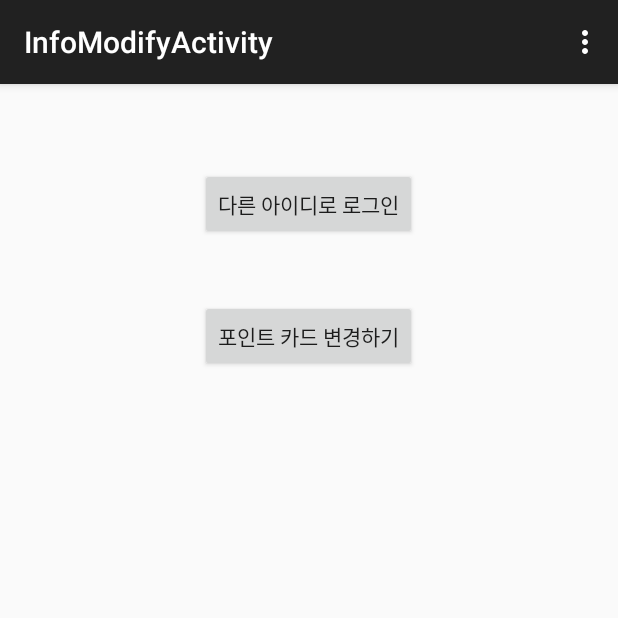
After one commit to Benjamin0326/appology, an Android app: the InfoModifyActivity screen opened directly, with no data from a screen before it, on a phone screen of 412 x 824 dp, the top half of it. The commit adds this screen. Run offline under Robolectric (Android 15) with nearby library versions, the phone set to English and light mode, and no system bars.

Commit message:
개인 정보 수정 엑티비티 구현 (로그아웃) (카드정보수정은 아직 안함)

```diff
--- /dev/null
+++ b/app/src/main/java/com/appology/mannercash/mannercash/InfoModifyActivity.java
@@ -0,0 +1,81 @@
+package com.appology.mannercash.mannercash;
+
+import android.content.Intent;
+import android.content.SharedPreferences;
+import android.support.v7.app.ActionBarActivity;
+import android.os.Bundle;
+import android.view.Menu;
+import android.view.MenuItem;
+import android.view.View;
+import android.widget.Button;
+
+
+public class InfoModifyActivity extends ActionBarActivity {
+
+    Button logOut;
+    Button changeCard;
+
+    Intent intent;
+
+    MainActivity mainActivityClass;
+
+    @Override
+    protected void onCreate(Bundle savedInstanceState) {
+        super.onCreate(savedInstanceState);
+        setContentView(R.layout.activity_info_modify);
+
+        mainActivityClass = (MainActivity) MainActivity.mainActivity;
+
+
+        logOut = (Button) findViewById(R.id.logOut);
+        changeCard = (Button) findViewById(R.id.changeCard);
+
+        logOut.setOnClickListener(new View.OnClickListener() {
+            @Override
+            public void onClick(View v) {
+                SharedPreferences settings = getSharedPreferences("MannerCash", MODE_PRIVATE);
+                SharedPreferences.Editor editor = settings.edit();
+                editor.putString("logged", "");
+                editor.putString("email", "");
+                editor.putString("password", "");
+                editor.putString("tutorialRead", "");
+                editor.commit();
+
+                intent = new Intent(getApplicationContext(), LoginActivity.class);
+                intent.setFlags(Intent.FLAG_ACTIVITY_SINGLE_TOP | Intent.FLAG_ACTIVITY_CLEAR_TOP | Intent.FLAG_ACTIVITY_NO_HISTORY);
+                startActivity(intent);
+                mainActivityClass.finish();
+                finish();
+            }
+        });
+
+        changeCard.setOnClickListener(new View.OnClickListener() {
+            @Override
+            public void onClick(View v) {
+
+            }
+        });
+    }
+
+    @Override
+    public boolean onCreateOptionsMenu(Menu menu) {
+        // Inflate the menu; this adds items to the action bar if it is present.
+        getMenuInflater().inflate(R.menu.menu_info_modify, menu);
+        return true;
+    }
+
+    @Override
+    public boolean onOptionsItemSelected(MenuItem item) {
+        // Handle action bar item clicks here. The action bar will
+        // automatically handle clicks on the Home/Up button, so long
+        // as you specify a parent activity in AndroidManifest.xml.
+        int id = item.getItemId();
+
+        //noinspection SimplifiableIfStatement
+        if (id == R.id.action_settings) {
+            return true;
+        }
+
+        return super.onOptionsItemSelected(item);
+    }
+}
--- /dev/null
+++ b/app/src/main/res/layout/activity_info_modify.xml
@@ -0,0 +1,25 @@
+<RelativeLayout xmlns:android="http://schemas.android.com/apk/res/android"
+    xmlns:tools="http://schemas.android.com/tools" android:layout_width="match_parent"
+    android:layout_height="match_parent" android:paddingLeft="@dimen/activity_horizontal_margin"
+    android:paddingRight="@dimen/activity_horizontal_margin"
+    android:paddingTop="@dimen/activity_vertical_margin"
+    android:paddingBottom="@dimen/activity_vertical_margin"
+    tools:context="com.appology.mannercash.mannercash.InfoModifyActivity">
+
+    <Button
+        android:layout_width="wrap_content"
+        android:layout_height="wrap_content"
+        android:text="다른 아이디로 로그인"
+        android:id="@+id/logOut"
+        android:layout_centerHorizontal="true"
+        android:layout_marginTop="40dp" />
+
+    <Button
+        android:layout_width="wrap_content"
+        android:layout_height="wrap_content"
+        android:text="포인트 카드 변경하기"
+        android:id="@+id/changeCard"
+        android:layout_below="@+id/logOut"
+        android:layout_centerHorizontal="true"
+        android:layout_marginTop="40dp" />
+</RelativeLayout>
--- /dev/null
+++ b/app/src/main/res/menu/menu_info_modify.xml
@@ -0,0 +1,7 @@
+<menu xmlns:android="http://schemas.android.com/apk/res/android"
+    xmlns:app="http://schemas.android.com/apk/res-auto"
+    xmlns:tools="http://schemas.android.com/tools"
+    tools:context="com.appology.mannercash.mannercash.InfoModifyActivity">
+    <item android:id="@+id/action_settings" android:title="@string/action_settings"
+        android:orderInCategory="100" app:showAsAction="never" />
+</menu>
--- a/app/src/main/res/values/strings.xml
+++ b/app/src/main/res/values/strings.xml
@@ -17,4 +17,5 @@
     <string name="title_activity_signup">SignupActivity</string>
 
     <string name="login_signup"><u>회원 가입</u></string>
+    <string name="title_activity_info_modify">InfoModifyActivity</string>
 </resources>
```
Also changed, not shown: app/src/main/AndroidManifest.xml (+10 -4 lines), app/src/main/java/com/appology/mannercash/mannercash/LoginActivity.java (+10 -1 lines), app/src/main/java/com/appology/mannercash/mannercash/MainActivity.java (+17 -1 lines), app/src/main/res/menu/menu_main.xml (+5 -2 lines).
